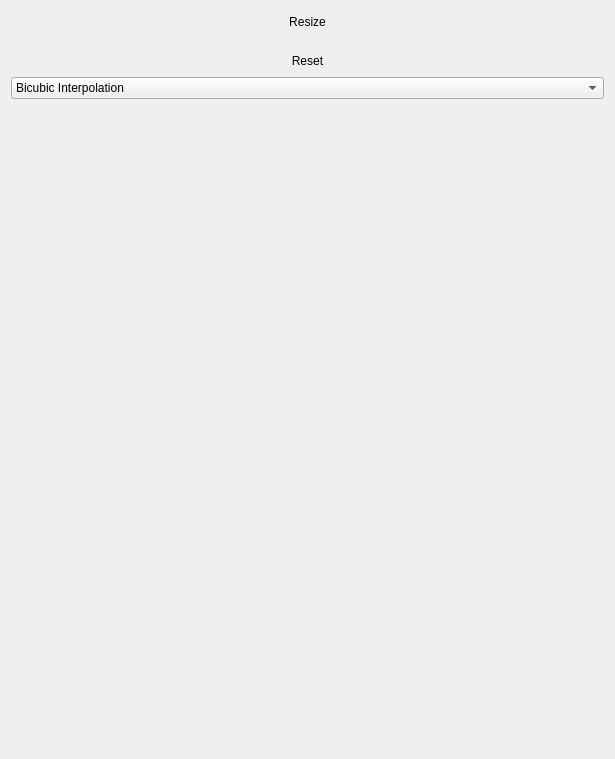
This is src/app/ui/omni_ui_Warp.ui in WilstonOreo/omnidome as Qt 5 draws it before an edit. The edited form follows.
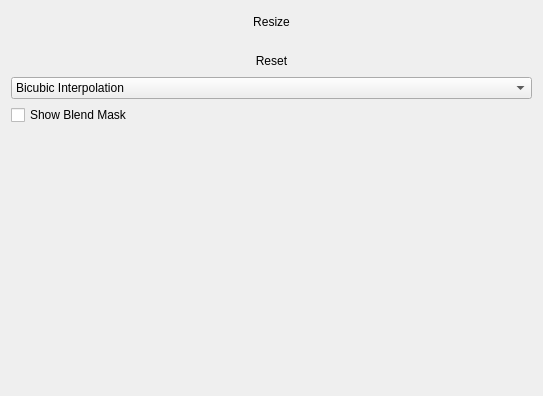
This is the edited form. Custom widgets are drawn as their Qt base class.

Patch:
```diff
--- a/src/app/ui/omni_ui_Warp.ui
+++ b/src/app/ui/omni_ui_Warp.ui
@@ -6,8 +6,8 @@
    <rect>
     <x>0</x>
     <y>0</y>
-    <width>615</width>
-    <height>759</height>
+    <width>543</width>
+    <height>396</height>
    </rect>
   </property>
   <property name="windowTitle">
@@ -69,6 +69,13 @@
      </item>
     </widget>
    </item>
+   <item>
+    <widget class="QCheckBox" name="chkShowBlendMask">
+     <property name="text">
+      <string>Show Blend Mask</string>
+     </property>
+    </widget>
+   </item>
    <item>
     <spacer name="verticalSpacer">
      <property name="orientation">
```
